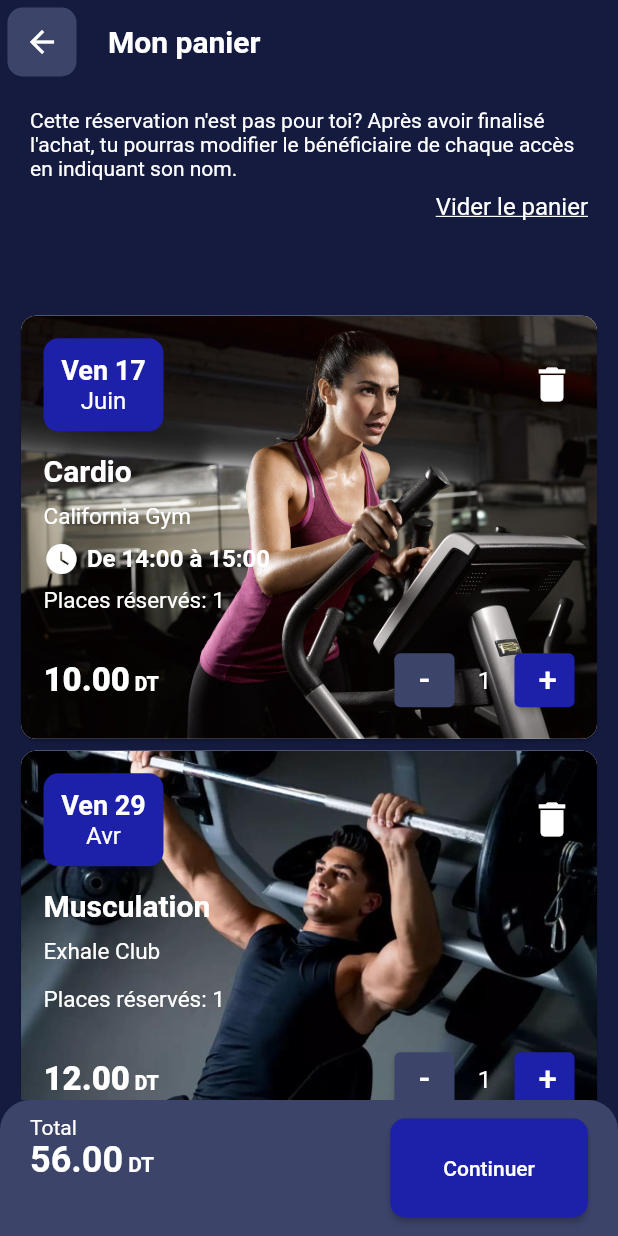
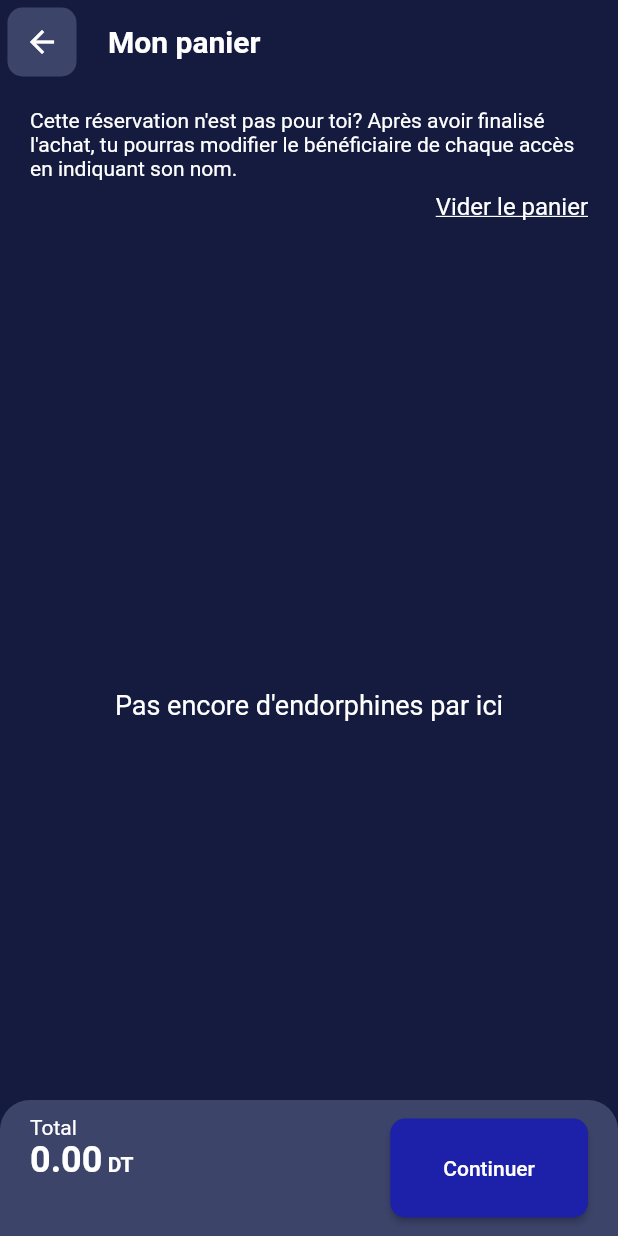
Before and after one commit to inesachour/WeMoveScreen, a Flutter app: the PanierScreen screen opened directly, on a phone screen of 412 x 824 dp. Run offline on Flutter 3.47's test engine with Material 2 defaults, Android fonts, the phone set to English and light mode, and no system bars; our stand-ins replace badges; network calls fail.

Commit message:
Removing static data

```diff
--- a/lib/data/reservations.dart
+++ /dev/null
@@ -1,70 +0,0 @@
-import 'package:flutter/material.dart';
-
-var reservations = [
-  Reservation(
-      title: "Cardio",
-      place: "California Gym",
-      price: 10,
-      date: DateTime.now(),
-      reservedPlaces: 1,
-      image: "assets/images/cardio.jpg",
-      heureDebut: "14:00",
-      heureFin: "15:00"
-  ),
-  Reservation(
-      title: "Musculation",
-      place: "Exhale Club",
-      price: 12,
-      date: DateTime(2022,4,29),
-      reservedPlaces: 1,
-      image: "assets/images/musculation.jpg"
-  ),
-  Reservation(
-      title: "Spinning",
-      place: "California Gym",
-      price: 12,
-      date: DateTime(2022,4,30),
-      reservedPlaces: 2,
-      image: "assets/images/spinning.jpg"
-  ),
-  Reservation(
-      title: "Body Pump",
-      place: "Gym Box",
-      price: 10,
-      date: DateTime(2022,4,29),
-      reservedPlaces: 1,
-      image: "assets/images/bodypump.jpg",
-      heureDebut: "19:00",
-      heureFin: "21:00"
-  ),
-];
-
-
-class Reservation extends ChangeNotifier{
-
-  static var _id = 0;
-
-  Reservation({
-    required this.title,
-    required this.place,
-    required this.price,
-    required this.date,
-    this.time,
-    required this.reservedPlaces,
-    required this.image,
-    this.heureDebut,
-    this.heureFin,
-  });
-
-  int id= _id++;
-  String title;
-  String place;
-  double price;
-  DateTime date;
-  String? time;
-  int reservedPlaces;
-  String image;
-  String? heureDebut;
-  String? heureFin;
-
-}
--- a/lib/models/reservation.dart
+++ b/lib/models/reservation.dart
@@ -1,28 +1,13 @@
+import 'package:wemove_test/models/course.dart';
+
 class Reservation{
 
-  static var _id = 0;
-
   Reservation({
-    required this.title,
-    required this.place,
-    required this.price,
-    required this.date,
-    this.time,
-    required this.reservedPlaces,
-    required this.image,
-    this.heureDebut,
-    this.heureFin,
+    required this.course,
+    required this.reservedPlaces
   });
 
-  int id= _id++;
-  String title;
-  String place;
-  double price;
-  DateTime date;
-  String? time;
+  Course course;
   int reservedPlaces;
-  String image;
-  String? heureDebut;
-  String? heureFin;
 
 }
--- a/lib/screens/activity_screen.dart
+++ b/lib/screens/activity_screen.dart
@@ -125,12 +125,8 @@ class _ActivityScreenState extends State<ActivityScreen> {
                       child: courses != null ? ListView.builder(
                           itemCount: courses!.length,
                           itemBuilder: (context,index){
-                            CourseInfo courseInfos = courses![index].courseInfos[0];
                             return ActivityInfoCard(
-                              name: courseInfos.title,
-                              price: courseInfos.nomadPrice,
-                              partnerId: courses![index].partnerId,
-                              date : courseInfos.date,
+                              course: courses![index],
                             );
                           }
                       )
--- a/lib/screens/panier_screen.dart
+++ b/lib/screens/panier_screen.dart
@@ -1,7 +1,9 @@
 import 'package:flutter/material.dart';
 import 'package:flutter/rendering.dart';
+import 'package:provider/provider.dart';
 import 'package:wemove_test/constants/colors.dart';
-import 'package:wemove_test/data/reservations.dart';
+import 'package:wemove_test/models/reservation.dart';
+import 'package:wemove_test/view_models/cart_view.dart';
 import 'package:wemove_test/widgets/panier_widgets/panier_widgets.dart';
 import 'package:wemove_test/widgets/panier_widgets/reservation_card.dart';
 
@@ -20,8 +22,8 @@ class _PanierScreenState extends State<PanierScreen> {
     var height = MediaQuery.of(context).size.height;
     var width = MediaQuery.of(context).size.width;
 
-    var total = calculateTotal(reservations);
 
+    CartView cart = Provider.of<CartView>(context);
 
     return Scaffold(
 
@@ -80,9 +82,7 @@ class _PanierScreenState extends State<PanierScreen> {
                                     style: TextStyle(color: Colors.white, fontSize: 16,decoration: TextDecoration.underline)
                                 ),
                                 onTap: (){
-                                    setState(() {
-                                      reservations.clear();
-                                    });
+                                    cart.clearCart();
                                 },
                               ),
                           ),
@@ -94,21 +94,23 @@ class _PanierScreenState extends State<PanierScreen> {
                   //Reservations List
                   Expanded(
                     flex: 7,
-                    child: reservations.length > 0 ? ListView.builder(
+                    child: cart.reservations.length > 0 ? ListView.builder(
                         scrollDirection: Axis.vertical,
-                        itemCount: reservations.length,
+                        itemCount: cart.reservations.length,
                         itemBuilder: (context, index){
                           return Dismissible(
-                            key: Key(reservations[index].id.toString()),
+                            key: Key(cart.reservations[index].course.id.toString()),
                             child: ReservationCard(
-                              reservation: reservations[index],
-                              deleting: (){setState(() {reservations.removeAt(index);});},
-                              updatingTotal: (){setState(() { total = calculateTotal(reservations); });},
+                              reservation: cart.reservations[index],
+                              deleting: (){
+                                //TODO DELETING IDK
+                              },
+                              updatingTotal: (){
+                                //TODO UPDATING TOTAL
+                                },
                             ),
                             onDismissed: (direction) {
-                              setState(() {
-                                reservations.removeAt(index);
-                              });
+                              //TODO DELETE RESERVATION
                             },
                           );
                         }
@@ -142,7 +144,11 @@ class _PanierScreenState extends State<PanierScreen> {
                 ),
                 child: Padding(
                   padding: const EdgeInsets.symmetric(horizontal: 20, vertical: 10),
-                  child: BottomNavBar(height: height, width: width, total: total),
+                  child: BottomNavBar(
+                      height: height,
+                      width: width,
+                      total: 0 //TODO
+                  ),
                 ),
               )
           ),
@@ -152,11 +158,3 @@ class _PanierScreenState extends State<PanierScreen> {
     );
   }
 }
-
-calculateTotal(List<Reservation> reservations){
-  double total=0;
-  reservations.forEach(
-          (e) => total += e.price*e.reservedPlaces
-  );
-  return total;
-}
--- a/lib/view_models/cart_view.dart
+++ b/lib/view_models/cart_view.dart
@@ -1,10 +1,36 @@
 
 import 'package:flutter/material.dart';
+import 'package:wemove_test/models/course.dart';
+import 'package:wemove_test/models/reservation.dart';
 
 class CartView extends ChangeNotifier{
 
   int _itemsCount=0;
+  List<Reservation> _reservations= [];
+  double _total = 0;
 
   int get itemCount => _itemsCount;
+  List<Reservation> get reservations => _reservations;
+  double get total => _total;
+
+  addReservation({required Course course}){
+    _reservations.add(Reservation(course: course, reservedPlaces: 1));
+    calculateTotal();
+
+  }
+
+  clearCart(){
+    _reservations = [];
+    _total =0;
+    notifyListeners();
+  }
+
+  calculateTotal(){
+    _total = 0;
+    for (var r in reservations) {
+      _total += r.course.courseInfos[0].nomadPrice!= null ? r.course.courseInfos[0].nomadPrice! * r.reservedPlaces : 0;
+    }
+    notifyListeners();
+  }
 
 }
--- a/lib/widgets/panier_widgets/reservation_card.dart
+++ b/lib/widgets/panier_widgets/reservation_card.dart
@@ -2,7 +2,7 @@ import 'package:flutter/material.dart';
 import 'package:intl/date_symbol_data_local.dart';
 import 'package:intl/intl.dart';
 import 'package:wemove_test/constants/colors.dart';
-import 'package:wemove_test/data/reservations.dart';
+import 'package:wemove_test/models/reservation.dart';
 import 'package:wemove_test/widgets/common/display_widgets.dart';
 import 'package:wemove_test/widgets/panier_widgets/displaying_widgets.dart';
 
@@ -29,15 +29,16 @@ class _ReservationCardState extends State<ReservationCard> {
   @override
   Widget build(BuildContext context) {
 
-    if(widget.reservation.heureDebut != null && widget.reservation.heureFin != null){
+    /*if(widget.reservation.heureDebut != null && widget.reservation.heureFin != null){
     //  duree = "De "+ widget.reservation.heureDebut! + " à "+ widget.reservation.heureFin!;
       start = widget.reservation.heureDebut!;
       end = widget.reservation.heureFin!;
-    }
+    }*/
+    //TODO heure debut et fin
 
     //Duration Time formatting to french
     initializeDateFormatting('fr');
-    var date = widget.reservation.date;
+    var date = widget.reservation.course.courseInfos[0].date;
     var jour = capitalize(DateFormat('EEE dd',"FR-fr").format(date).replaceAll('.', ''));
     var mois = capitalize(DateFormat('MMM',"fr").format(date).replaceAll('.', ''));
 
@@ -49,7 +50,8 @@ class _ReservationCardState extends State<ReservationCard> {
         decoration: BoxDecoration(
             borderRadius: BorderRadius.circular(10),
           image: DecorationImage(
-            image: AssetImage(widget.reservation.image),
+          //  image: AssetImage(widget.reservation.image),
+            image: AssetImage(""), //TODO
             fit: BoxFit.cover,
           ),
         ),
@@ -106,7 +108,7 @@ class _ReservationCardState extends State<ReservationCard> {
 
               //Displaying Title
               Text(
-                widget.reservation.title,
+                widget.reservation.course.courseInfos[0].title,
                 style: TextStyle(
                     color: Colors.white,
                     fontWeight: FontWeight.w700,
@@ -117,7 +119,7 @@ class _ReservationCardState extends State<ReservationCard> {
 
 
               //Displaying place
-              Text(widget.reservation.place, style: TextStyle(color: Colors.white, fontSize: 15)),
+             // Text(widget.reservation.place, style: TextStyle(color: Colors.white, fontSize: 15)), //TODO
               SizedBox(height: 7,),
 
 
@@ -137,7 +139,9 @@ class _ReservationCardState extends State<ReservationCard> {
 
                   //Displating price
                   DisplayPriceWidget(
-                      text: widget.reservation.price.toStringAsFixed(2),
+                      text: widget.reservation.course.courseInfos[0].nomadPrice != null
+                          ? widget.reservation.course.courseInfos[0].nomadPrice!.toStringAsFixed(2)
+                          : "",
                       fontWeight: FontWeight.w800,
                       fontSizeMainText: 22,
                       fontSizeCurrency: 13
```
Also changed, not shown: lib/main.dart (+8 -2 lines), lib/widgets/activity_widgets/activity_info_card.dart (+10 -9 lines).
